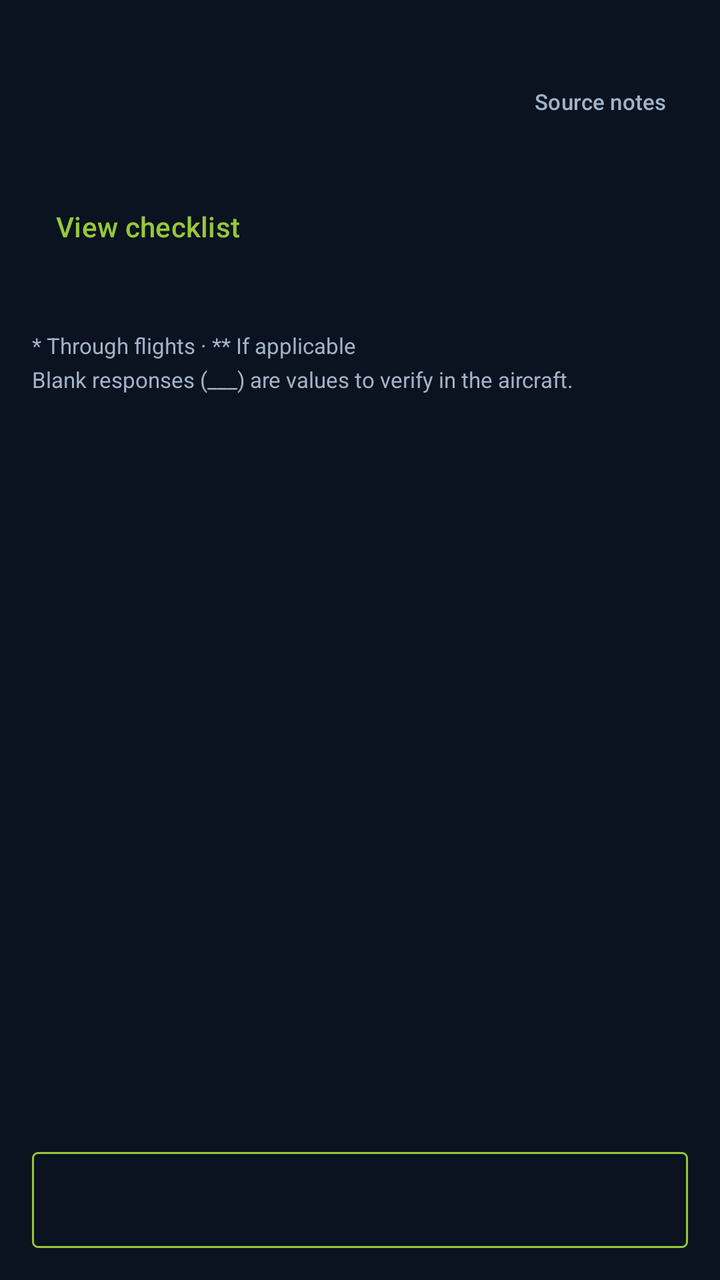
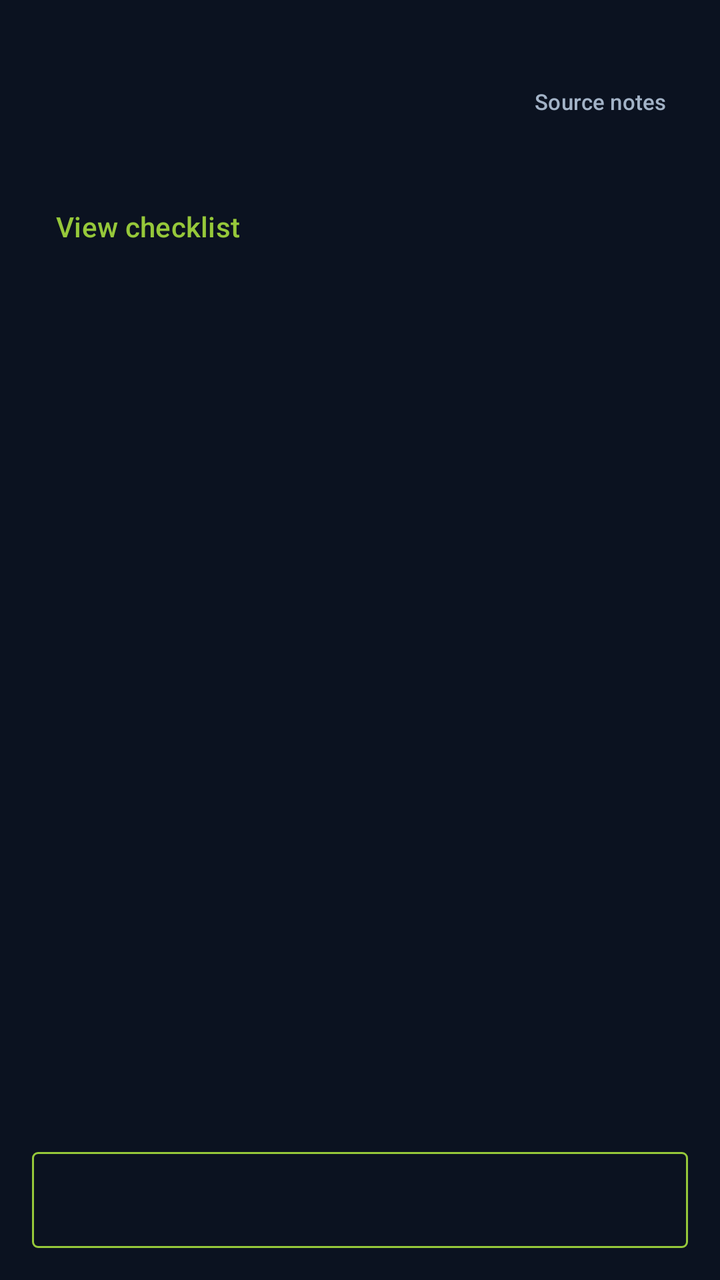

Screens rendered from an Android XML layout before and after an edit, with the pre-edit source and the edit as a unified diff.
<!-- AndroidManifest.xml: application theme Theme.Electricalchecklist -->
<!-- res/layout/screen_checklist.xml -->
<?xml version="1.0" ?>
<LinearLayout xmlns:android="http://schemas.android.com/apk/res/android" xmlns:app="http://schemas.android.com/apk/res-auto" android:layout_width="match_parent" android:layout_height="match_parent" android:orientation="vertical">
    <LinearLayout android:id="@+id/checklist_header" android:layout_width="match_parent" android:layout_height="wrap_content" android:orientation="vertical" android:paddingStart="16dp" android:paddingEnd="16dp" android:paddingTop="12dp" android:paddingBottom="8dp">
        <TextView android:id="@+id/checklist_aircraft" android:layout_width="match_parent" android:layout_height="wrap_content" android:textSize="11sp" android:textColor="@color/muted" android:letterSpacing="0.1"/>
        <LinearLayout android:layout_width="match_parent" android:layout_height="wrap_content" android:orientation="horizontal" android:gravity="center_vertical">
            <TextView android:id="@+id/checklist_title" android:layout_width="0dp" android:layout_height="wrap_content" android:layout_weight="1" android:textSize="22sp" android:textStyle="bold" android:textColor="@color/ink" android:accessibilityHeading="true"/>
            <com.google.android.material.button.MaterialButton android:id="@+id/source_button" style="@style/TextAction" android:text="@string/source_notes_short" android:textSize="11sp" android:paddingHorizontal="8dp"/>
        </LinearLayout>
        <TextView android:id="@+id/checklist_status" android:layout_width="match_parent" android:layout_height="wrap_content" android:textSize="11sp" android:textColor="@color/muted" android:accessibilityLiveRegion="polite"/>
        <com.google.android.material.button.MaterialButton android:id="@+id/view_checklist_button" style="@style/TextAction" android:text="@string/view_checklist" android:textColor="@color/checklist_green"/>
    </LinearLayout>
    <ScrollView android:id="@+id/page_scroll" android:layout_width="match_parent" android:layout_height="0dp" android:layout_weight="1" android:fillViewport="true" android:clipToPadding="false" android:paddingStart="8dp" android:paddingEnd="16dp" android:paddingBottom="12dp">
        <LinearLayout android:layout_width="match_parent" android:layout_height="wrap_content" android:orientation="vertical">
            <LinearLayout android:id="@+id/item_rows" android:layout_width="match_parent" android:layout_height="wrap_content" android:orientation="vertical"/>
            <TextView android:layout_width="match_parent" android:layout_height="wrap_content" android:layout_marginStart="8dp" android:layout_marginTop="20dp" android:text="@string/checklist_legend" android:textSize="11sp" android:lineSpacingExtra="4dp" android:textColor="@color/muted"/>
        </LinearLayout>
    </ScrollView>
    <LinearLayout android:id="@+id/checklist_footer" android:layout_width="match_parent" android:layout_height="wrap_content" android:orientation="vertical" android:padding="16dp">
        <com.google.android.material.button.MaterialButton android:id="@+id/checklist_action" style="@style/Widget.Material3.Button.OutlinedButton" android:layout_width="match_parent" android:layout_height="wrap_content" android:minHeight="48dp" android:insetTop="0dp" android:insetBottom="0dp" android:textAllCaps="false" android:textSize="12sp" android:textColor="@color/checklist_green" app:strokeColor="@color/checklist_green" app:strokeWidth="1dp" app:cornerRadius="3dp" app:backgroundTint="@android:color/transparent"/>
    </LinearLayout>
</LinearLayout>
<!-- resources referenced by this layout -->
<resources>
  <color name="checklist_green">#96C83A</color>
  <color name="ink">#F0F5FC</color>
  <color name="muted">#A3B3C7</color>
  <string name="checklist_legend">* Through flights   ·   ** If applicable\nBlank responses (___) are values to verify in the aircraft.</string>
  <string name="source_notes_short">Source notes</string>
  <string name="view_checklist">View checklist</string>
  <style name="TextAction" parent="Widget.Material3.Button.TextButton">
          <item name="android:layout_width">wrap_content</item>
          <item name="android:layout_height">wrap_content</item>
          <item name="android:minHeight">48dp</item>
          <item name="android:textAllCaps">false</item>
          <item name="android:textColor">@color/muted</item>
          <item name="android:textSize">14sp</item>
      </style>
  <style name="Theme.Electricalchecklist" parent="Base.Theme.Electricalchecklist" />
  <style name="Base.Theme.Electricalchecklist" parent="Theme.Material3.Dark.NoActionBar">
          <item name="colorPrimary">#6CE3CB</item>
          <item name="colorOnPrimary">#0B1220</item>
          <item name="colorSurface">#141F30</item>
          <item name="colorOnSurface">#F0F5FC</item>
          <item name="android:windowLightStatusBar">false</item>
          <item name="android:windowLightNavigationBar">false</item>
          <item name="android:windowBackground">#0B1220</item>
      </style>
</resources>

<!-- the commit's change to res/layout/screen_checklist.xml (unified diff, before → after) -->
@@ -7,12 +7,14 @@
             <com.google.android.material.button.MaterialButton android:id="@+id/source_button" style="@style/TextAction" android:text="@string/source_notes_short" android:textSize="11sp" android:paddingHorizontal="8dp"/>
         </LinearLayout>
         <TextView android:id="@+id/checklist_status" android:layout_width="match_parent" android:layout_height="wrap_content" android:textSize="11sp" android:textColor="@color/muted" android:accessibilityLiveRegion="polite"/>
+        <TextView android:id="@+id/checklist_note" android:layout_width="match_parent" android:layout_height="wrap_content" android:textSize="12sp" android:textColor="@color/muted" android:layout_marginTop="6dp" android:visibility="gone"/>
+        <com.google.android.material.button.MaterialButton android:id="@+id/checklist_mode_button" style="@style/TextAction" android:visibility="gone"/>
         <com.google.android.material.button.MaterialButton android:id="@+id/view_checklist_button" style="@style/TextAction" android:text="@string/view_checklist" android:textColor="@color/checklist_green"/>
     </LinearLayout>
     <ScrollView android:id="@+id/page_scroll" android:layout_width="match_parent" android:layout_height="0dp" android:layout_weight="1" android:fillViewport="true" android:clipToPadding="false" android:paddingStart="8dp" android:paddingEnd="16dp" android:paddingBottom="12dp">
         <LinearLayout android:layout_width="match_parent" android:layout_height="wrap_content" android:orientation="vertical">
             <LinearLayout android:id="@+id/item_rows" android:layout_width="match_parent" android:layout_height="wrap_content" android:orientation="vertical"/>
-            <TextView android:layout_width="match_parent" android:layout_height="wrap_content" android:layout_marginStart="8dp" android:layout_marginTop="20dp" android:text="@string/checklist_legend" android:textSize="11sp" android:lineSpacingExtra="4dp" android:textColor="@color/muted"/>
+            <TextView android:id="@+id/checklist_legend" android:layout_width="match_parent" android:layout_height="wrap_content" android:layout_marginStart="8dp" android:layout_marginTop="20dp" android:textSize="11sp" android:lineSpacingExtra="4dp" android:textColor="@color/muted"/>
         </LinearLayout>
     </ScrollView>
     <LinearLayout android:id="@+id/checklist_footer" android:layout_width="match_parent" android:layout_height="wrap_content" android:orientation="vertical" android:padding="16dp">
<!-- resource entries referenced after the edit -->
@@ -3,7 +3,6 @@
   <color name="checklist_green">#96C83A</color>
   <color name="ink">#F0F5FC</color>
   <color name="muted">#A3B3C7</color>
-  <string name="checklist_legend">* Through flights   ·   ** If applicable\nBlank responses (___) are values to verify in the aircraft.</string>
   <string name="source_notes_short">Source notes</string>
   <string name="view_checklist">View checklist</string>
   <style name="TextAction" parent="Widget.Material3.Button.TextButton">
